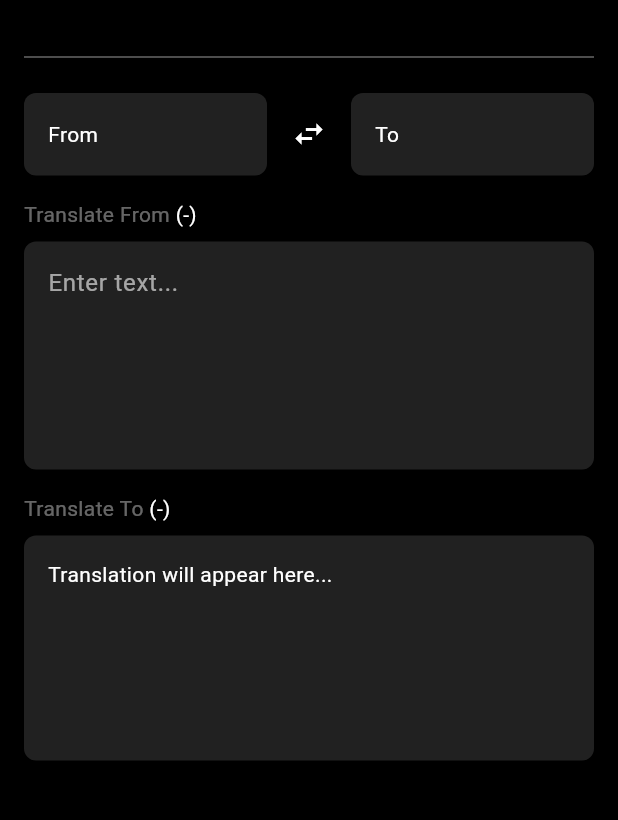
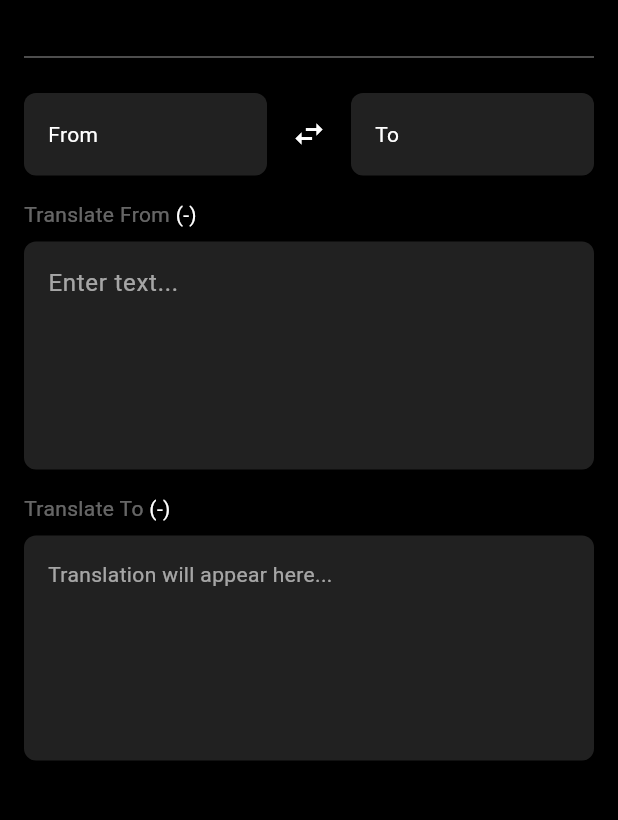
Before and after one commit to RatnagiriRG/google-translator-app, a Flutter app: the screen it shows after launch, on a phone screen of 412 x 824 dp, the part 63-883 px from its top. Run offline on Flutter 3.47's test engine with Material 3 defaults, Android fonts, the phone set to English and light mode, and no system bars; network calls fail.

Commit message:
translator screen ui

```diff
--- a/lib/feature/translator/view/screen/translator_screen.dart
+++ b/lib/feature/translator/view/screen/translator_screen.dart
@@ -5,14 +5,31 @@ import 'package:translator/feature/translator/view/widgets/text_field_section.da
 import 'package:translator/feature/translator/view/widgets/translated_text_section.dart';
 import 'package:translator/feature/translator/view_model/translator_view_model.dart';
 
-class TranslatorScreen extends StatelessWidget {
+class TranslatorScreen extends StatefulWidget {
   const TranslatorScreen({super.key});
 
   @override
+  State<TranslatorScreen> createState() => _TranslatorScreenState();
+}
+
+class _TranslatorScreenState extends State<TranslatorScreen> {
+  late TranslatorViewModel translatorViewModel;
+
+  @override
+  void initState() {
+    translatorViewModel = context.read<TranslatorViewModel>();
+    WidgetsBinding.instance.addPostFrameCallback(
+      (timeStamp) {
+        translatorViewModel.loadLanguages();
+      },
+    );
+
+    super.initState();
+  }
+
+  @override
   Widget build(BuildContext context) {
-    return ChangeNotifierProvider(
-      create: (_) => TranslatorViewModel()..loadLanguages(),
-      child: Scaffold(
+    return Scaffold(
       appBar: AppBar(
         title: const Text(
           'Text Translation',
@@ -30,6 +47,7 @@ class TranslatorScreen extends StatelessWidget {
           }
           return Padding(
             padding: const EdgeInsets.all(16.0),
+            child: SingleChildScrollView(
               child: Column(
                 crossAxisAlignment: CrossAxisAlignment.start,
                 children: [
@@ -44,11 +62,11 @@ class TranslatorScreen extends StatelessWidget {
                   TranslatedTextSection(viewModel: viewModel),
                 ],
               ),
+            ),
           );
         },
       ),
       backgroundColor: Colors.black,
-      ),
     );
   }
 }
--- a/lib/feature/translator/view/widgets/translated_text_section.dart
+++ b/lib/feature/translator/view/widgets/translated_text_section.dart
@@ -36,7 +36,7 @@ class TranslatedTextSection extends StatelessWidget {
             viewModel.translatedText.isNotEmpty
                 ? viewModel.translatedText
                 : "Translation will appear here...",
-            style: const TextStyle(color: Colors.white),
+            style: TextStyle(color: Colors.white.withOpacity(.6)),
           ),
         ),
       ],
```
Lines whose indentation alone changed are shown as unchanged.
